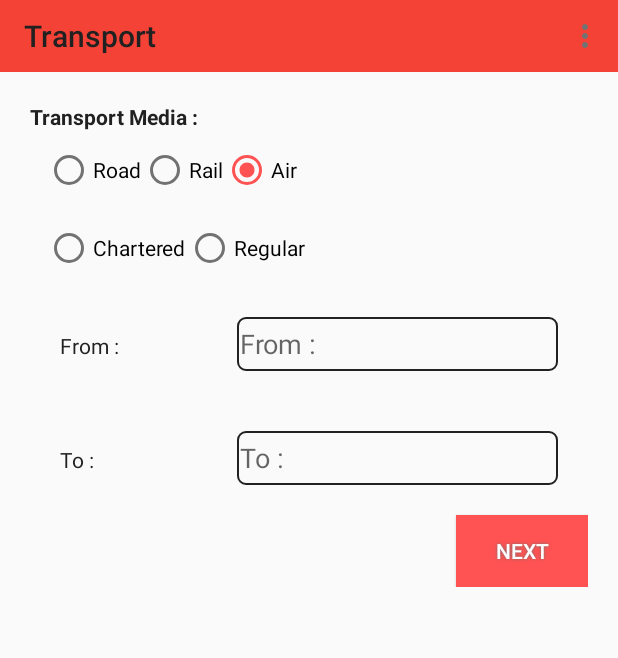
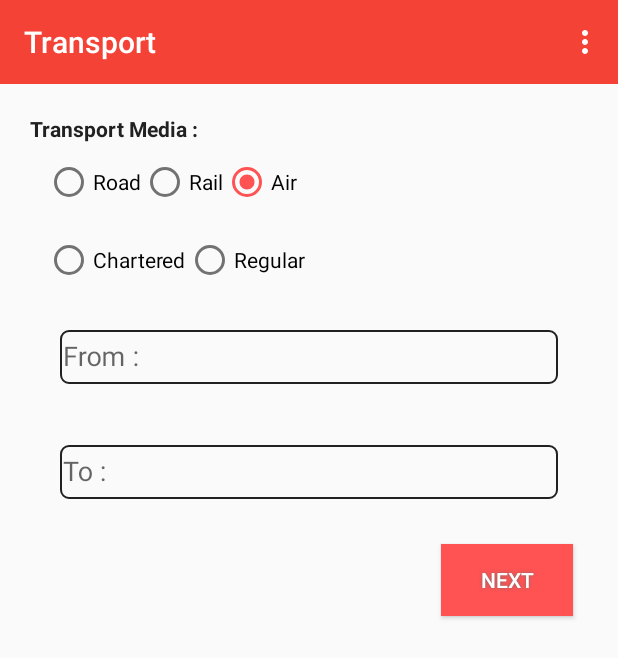
Before and after one commit to i-am-uranium/AutoCompleteExample, an Android app: the screen it shows after launch (TransportCheck), in the options menu, after a tap on "Settings", on a phone screen of 412 x 824 dp. Shown: the top 658 px of the screen. Run offline under Robolectric (Android 15) with nearby library versions, the phone set to English and light mode, and no system bars.

Commit message:
second commit

```diff
--- a/app/build.gradle
+++ b/app/build.gradle
@@ -22,4 +22,5 @@ android {
 dependencies {
     compile fileTree(dir: 'libs', include: ['*.jar'])
     compile 'com.android.support:appcompat-v7:22.2.0'
+    compile 'com.android.support:design:22.2.0'
 }
--- a/app/src/main/AndroidManifest.xml
+++ b/app/src/main/AndroidManifest.xml
@@ -4,6 +4,8 @@
 
     <uses-permission android:name="android.permission.ACCESS_NETWORK_STATE" />
     <uses-permission android:name="android.permission.CALL_PHONE" />
+    <uses-permission android:name="android.permission.GET_ACCOUNTS" />
+    <uses-permission android:name="android.permission.READ_PHONE_STATE" />
 
     <application
         android:allowBackup="true"
@@ -30,7 +32,7 @@
             android:label="@string/title_activity_diagnosis" />
         <activity
             android:name=".TransportCheck"
-            android:label="@string/title_activity_transport_check"/>
+            android:label="@string/title_activity_transport_check" />
     </application>
 
 </manifest>
--- a/app/src/main/java/appers/com/autocompleteexample/Contact.java
+++ b/app/src/main/java/appers/com/autocompleteexample/Contact.java
@@ -1,5 +1,6 @@
 package appers.com.autocompleteexample;
 
+import android.content.Intent;
 import android.os.Bundle;
 import android.support.v7.app.AppCompatActivity;
 import android.support.v7.widget.Toolbar;
--- a/app/src/main/java/appers/com/autocompleteexample/TransportCheck.java
+++ b/app/src/main/java/appers/com/autocompleteexample/TransportCheck.java
@@ -1,13 +1,18 @@
 package appers.com.autocompleteexample;
 
+import android.accounts.Account;
+import android.accounts.AccountManager;
 import android.content.Context;
 import android.content.Intent;
 import android.net.ConnectivityManager;
 import android.net.NetworkInfo;
 import android.net.Uri;
 import android.os.Bundle;
+import android.support.design.widget.Snackbar;
+import android.support.design.widget.TextInputLayout;
 import android.support.v7.app.AppCompatActivity;
 import android.support.v7.widget.Toolbar;
+import android.telephony.TelephonyManager;
 import android.util.Log;
 import android.view.Menu;
 import android.view.MenuItem;
@@ -27,6 +32,14 @@ public class TransportCheck extends AppCompatActivity implements View.OnClickLis
     AutoCompleteTextView from, to;
     Toolbar toolbar;
     LinearLayout online, offline;
+    private LinearLayout mRoot;
+    private TextInputLayout mFrom_Input, mTo_Input;
+    View.OnClickListener mListner = new View.OnClickListener() {
+        @Override
+        public void onClick(View v) {
+
+        }
+    };
 
     @Override
     protected void onCreate(Bundle savedInstanceState) {
@@ -78,6 +91,9 @@ public class TransportCheck extends AppCompatActivity implements View.OnClickLis
         dial_us1 = (Button) findViewById(R.id.dial1);
         dial_us2 = (Button) findViewById(R.id.dial2);
         next = (Button) findViewById(R.id.next);
+        mRoot = (LinearLayout) findViewById(R.id.transport_root);
+        mFrom_Input = (TextInputLayout) findViewById(R.id.from_input);
+        mTo_Input = (TextInputLayout) findViewById(R.id.to_input);
     }
 
     public boolean onLine() {
@@ -122,24 +138,35 @@ public class TransportCheck extends AppCompatActivity implements View.OnClickLis
 
     }
 
+    private boolean isFrom() {
+        return from.getText() == null
+                || from.getText().toString() == null
+                || from.getText().toString().isEmpty();
+    }
+
+    private boolean isTo() {
+        return to.getText() == null
+                || to.getText().toString() == null
+                || to.getText().toString().isEmpty();
+    }
+
     public void nextButtonClick(View view) {
-        if (road.isChecked() || rail.isChecked()) {
-            if (!from.getText().toString().equals("") && !to.getText().toString().equals("")) {
-                startActivity(new Intent(this, DiagnosisActivity.class));
-                Log.d("from case", "its working");
-            } else Toast.makeText(this, "One More Fields are empty", Toast.LENGTH_LONG).show();
-        } else if (air.isChecked()) {
+        boolean isFromEmpty = isFrom();
+        boolean isToEmpty = isTo();
+        if (isFromEmpty && isToEmpty) {
 
-            if (charter.isChecked() || regular.isChecked()) {
-                if (!from.getText().toString().equals("") && !to.getText().toString().equals(""))
-                    startActivity(new Intent(this, DiagnosisActivity.class));
-            } else
-                Toast.makeText(this, "One More Fields are empty", Toast.LENGTH_LONG).show();
+            Snackbar.make(mRoot, "One More Field is Empty", Snackbar.LENGTH_SHORT).setAction("Dismiss", mListner).show();
+        } else if (isFromEmpty && !isToEmpty) {
+            mFrom_Input.setError("Enter City Name From");
+            mTo_Input.setError(null);
+
+        } else if (isTo() && !isFromEmpty) {
+            mTo_Input.setError("Enter City Name To");
+            mFrom_Input.setError(null);
         } else {
-            Toast.makeText(this, "One More Fields are empty", Toast.LENGTH_LONG).show();
-            Log.d("from case3", "its working");
+            //do what you want to do
+            startActivity(new Intent(this, DiagnosisActivity.class));
         }
-
 
     }
 
@@ -165,4 +192,27 @@ public class TransportCheck extends AppCompatActivity implements View.OnClickLis
     public void onBackPressed() {
         System.exit(0);
     }
+
+    public void getPhoneNumberExample(View view) {
+        String mNumber = getMyPhoneNumber();
+        Toast.makeText(this, "Your Phone Number Is" + mNumber, Toast.LENGTH_LONG).show();
+    }
+
+
+    private String getMyPhoneNumber() {
+        TelephonyManager tMgr = (TelephonyManager) getApplicationContext().getSystemService(Context.TELEPHONY_SERVICE);
+        String mPhoneNumber = tMgr.getLine1Number();
+//        TelephonyManager mTelephonyMgr;
+//
+//        mTelephonyMgr = (TelephonyManager) getSystemService(Context.TELEPHONY_SERVICE);
+//        //String imsi = mTelephonyMgr.getSubscriberId();
+//        String phnNo = mTelephonyMgr.getLine1Number();
+        if (mPhoneNumber == null) {
+            mPhoneNumber = "NO PHONE NUmber is available";
+        }
+
+        return mPhoneNumber;
+    }
+
+
 }
--- a/app/src/main/res/layout/action_bar.xml
+++ b/app/src/main/res/layout/action_bar.xml
@@ -1,8 +1,9 @@
 <?xml version="1.0" encoding="utf-8"?>
 <android.support.v7.widget.Toolbar xmlns:android="http://schemas.android.com/apk/res/android"
     android:layout_width="match_parent"
-    android:layout_height="48dp"
+    android:layout_height="wrap_content"
     android:background="@color/primary"
-    android:orientation="vertical">
+    android:minHeight="?attr/actionBarSize"
+    android:theme="@style/ThemeOverlay.AppCompat.Dark.ActionBar">
 
 </android.support.v7.widget.Toolbar>
--- a/app/src/main/res/layout/activity_transport.xml
+++ b/app/src/main/res/layout/activity_transport.xml
@@ -1,5 +1,6 @@
 <?xml version="1.0" encoding="utf-8"?>
 <LinearLayout xmlns:android="http://schemas.android.com/apk/res/android"
+    android:id="@+id/transport_root"
     android:layout_width="match_parent"
     android:layout_height="match_parent"
     android:focusableInTouchMode="true"
@@ -25,7 +26,6 @@
             <TextView
                 android:layout_width="wrap_content"
                 android:layout_height="wrap_content"
-
                 android:text="@string/transport"
                 android:textColor="@color/primary_text"
                 android:textStyle="bold" />
@@ -83,60 +83,56 @@
                     android:text="@string/regular" />
             </RadioGroup>
 
-            <LinearLayout
+            <android.support.design.widget.TextInputLayout
+                android:id="@+id/from_input"
                 android:layout_width="match_parent"
                 android:layout_height="wrap_content"
-                android:layout_margin="10dp"
-                android:orientation="horizontal"
-                android:padding="10dp"
-                android:weightSum="1">
+                android:layout_margin="10dp">
 
-                <TextView
-                    android:id="@+id/textView3"
-                    android:layout_width="0dp"
-                    android:layout_height="wrap_content"
-                    android:layout_weight="0.5"
-                    android:text="@string/from"
-                    android:textColor="@color/primary_text" />
+                <!--<TextView-->
+                <!--android:id="@+id/textView3"-->
+                <!--android:layout_width="0dp"-->
+                <!--android:layout_height="wrap_content"-->
+                <!--android:layout_weight="0.5"-->
+                <!--android:text="@string/from"-->
+                <!--android:textColor="@color/primary_text" />-->
 
                 <AutoCompleteTextView
                     android:id="@+id/from"
-                    android:layout_width="96dp"
+                    android:layout_width="match_parent"
                     android:layout_height="36dp"
-                    android:layout_weight="0.5"
+                    android:layout_margin="10dp"
                     android:background="@drawable/textview_background"
                     android:hint="@string/from"
                     android:padding="2dp" />
 
-            </LinearLayout>
+            </android.support.design.widget.TextInputLayout>
 
-            <LinearLayout
+            <android.support.design.widget.TextInputLayout
+                android:id="@+id/to_input"
                 android:layout_width="match_parent"
                 android:layout_height="wrap_content"
-                android:layout_margin="10dp"
-                android:orientation="horizontal"
-                android:padding="10dp"
-                android:weightSum="1">
+                android:layout_margin="10dp">
 
-                <TextView
-                    android:id="@+id/text_to"
-                    android:layout_width="0dp"
-                    android:layout_height="wrap_content"
-                    android:layout_weight="0.5"
-                    android:text="@string/to"
-                    android:textColor="@color/primary_text" />
+                <!--<TextView-->
+                <!--android:id="@+id/text_to"-->
+                <!--android:layout_width="0dp"-->
+                <!--android:layout_height="wrap_content"-->
+                <!--android:layout_weight="0.5"-->
+                <!--android:text="@string/to"-->
+                <!--android:textColor="@color/primary_text" />-->
 
                 <AutoCompleteTextView
                     android:id="@+id/to"
-                    android:layout_width="96dp"
+                    android:layout_width="match_parent"
                     android:layout_height="36dp"
-                    android:layout_weight="0.5"
+                    android:layout_margin="10dp"
                     android:background="@drawable/textview_background"
                     android:hint="@string/to"
                     android:padding="2dp" />
 
 
-            </LinearLayout>
+            </android.support.design.widget.TextInputLayout>
 
 
             <Button
@@ -144,6 +140,7 @@
                 android:layout_width="wrap_content"
                 android:layout_height="wrap_content"
                 android:layout_gravity="end"
+                android:layout_margin="10dp"
                 android:background="@drawable/custom_bg"
                 android:onClick="nextButtonClick"
                 android:shadowColor="@color/secondary_text"
@@ -172,6 +169,7 @@
             android:textStyle="bold" />
 
         <Button
+            android:onClick="getPhoneNumberExample"
             android:id="@+id/reload"
             android:layout_width="wrap_content"
             android:layout_height="wrap_content"
--- a/app/src/main/res/menu/menu_main.xml
+++ b/app/src/main/res/menu/menu_main.xml
@@ -1,6 +1,7 @@
 <menu xmlns:android="http://schemas.android.com/apk/res/android"
     xmlns:app="http://schemas.android.com/apk/res-auto"
-    xmlns:tools="http://schemas.android.com/tools" tools:context=".MainActivity">
+    xmlns:tools="http://schemas.android.com/tools"
+    tools:context="appers.com.autocompleteexample.MainActivity">
     <item android:id="@+id/action_settings" android:title="@string/action_settings"
         android:orderInCategory="100" app:showAsAction="never" />
 </menu>
--- a/app/src/main/res/values/strings.xml
+++ b/app/src/main/res/values/strings.xml
@@ -79,4 +79,5 @@
     <string name="contact_person">Contact Person</string>
     <string name="contact">Contact Number</string>
     <string name="refresh">Reload</string>
+    <string name="title_activity_main">MainActivity</string>
 </resources>
```
Also changed, not shown: 1 other file.
